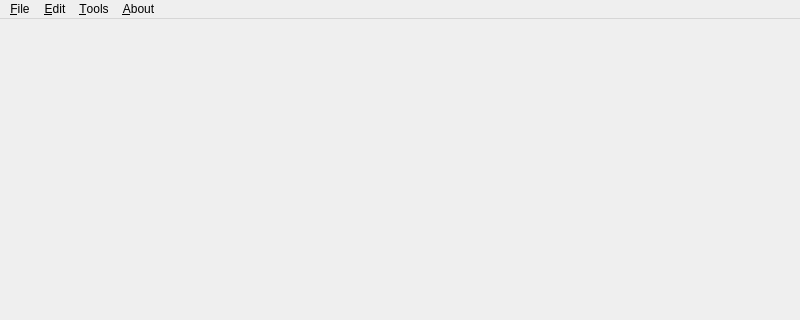
Before: the Qt Designer form MainWindow.ui in CloneWith/osu-tournament-editor, drawn with Qt 5; both pictures show x 0 to 800 and y 0 to 320 of the 800 by 600 pixel window.
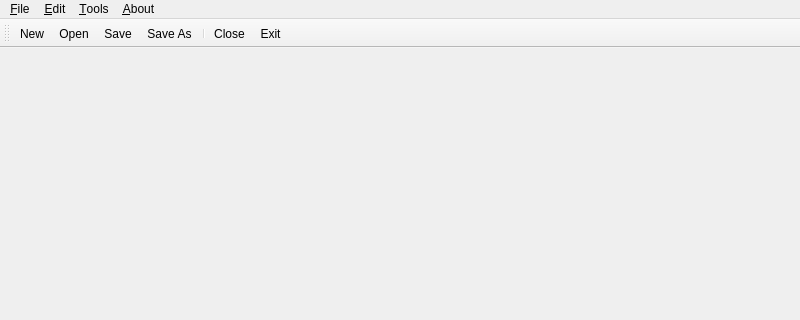
After: the same form once the commit is applied. Icons and pictures are not drawn.

Commit message: Add `Open Projects` and documentation entries and toolbar

```diff
--- a/MainWindow.ui
+++ b/MainWindow.ui
@@ -72,6 +72,24 @@
    <addaction name="menuAbout"/>
   </widget>
   <widget class="QStatusBar" name="statusbar"/>
+  <widget class="QToolBar" name="toolBar">
+   <property name="windowTitle">
+    <string>toolBar</string>
+   </property>
+   <attribute name="toolBarArea">
+    <enum>TopToolBarArea</enum>
+   </attribute>
+   <attribute name="toolBarBreak">
+    <bool>false</bool>
+   </attribute>
+   <addaction name="actionNew"/>
+   <addaction name="actionOpen"/>
+   <addaction name="actionSave"/>
+   <addaction name="actionSaveAs"/>
+   <addaction name="separator"/>
+   <addaction name="actionClose"/>
+   <addaction name="actionExit"/>
+  </widget>
   <action name="actionAboutQt">
    <property name="icon">
     <iconset theme="QIcon::ThemeIcon::HelpAbout"/>
```
Left out of the diff: 15 changed lines with no effect on the pictures. The commit also changes 3 other files.
